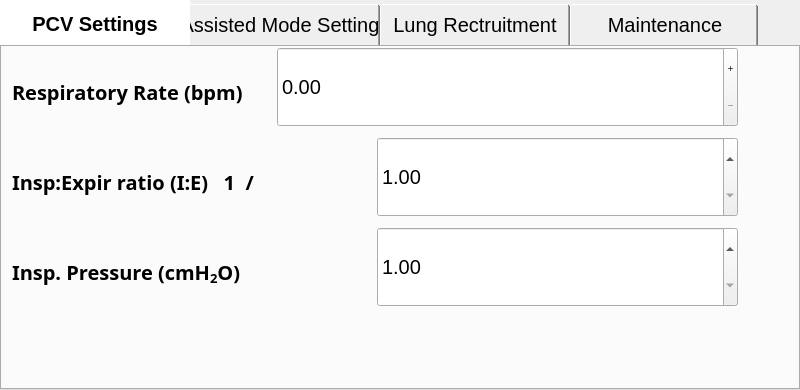
Before: the Qt Designer form gui/settings/settings.ui in MariuszSuchenek/MVM_GUI_test2, drawn with Qt 5.
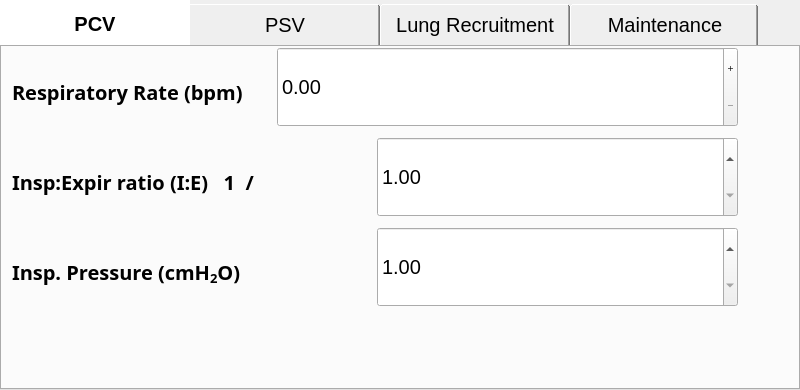
After: the same form once the commit is applied. Icons and pictures are not drawn. Custom widgets are drawn as their Qt base class.

Commit message: tab bar labels updated

```diff
--- a/gui/settings/settings.ui
+++ b/gui/settings/settings.ui
@@ -118,7 +118,7 @@
       </property>
       <widget class="QWidget" name="tab">
        <attribute name="title">
-        <string>PCV Settings</string>
+        <string>PCV</string>
        </attribute>
        <widget class="QLabel" name="label">
         <property name="geometry">
@@ -609,7 +609,7 @@
         </font>
        </property>
        <attribute name="title">
-        <string>Assisted Mode Settings</string>
+        <string>PSV</string>
        </attribute>
        <widget class="QLabel" name="label_6">
         <property name="geometry">
@@ -1304,7 +1304,7 @@
       </widget>
       <widget class="QWidget" name="tab_3">
        <attribute name="title">
-        <string>Lung Rectruitment</string>
+        <string>Lung Recruitment</string>
        </attribute>
        <widget class="QLabel" name="label_5">
         <property name="geometry">
```
